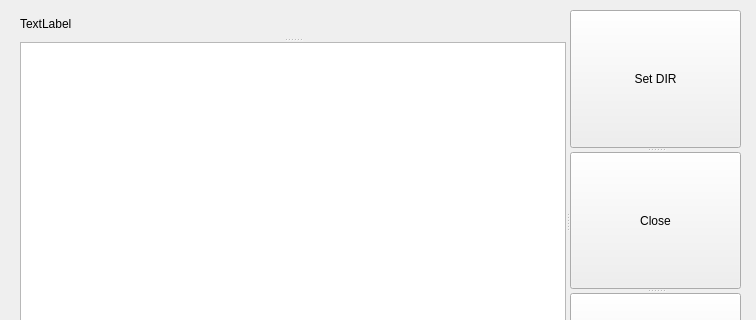
Above: mainwindow.ui from mitrofanzzz/dirliqt before the change; both pictures show x 0 to 756 and y 0 to 320 of the 756 by 467 pixel window. Below: the same form after it.
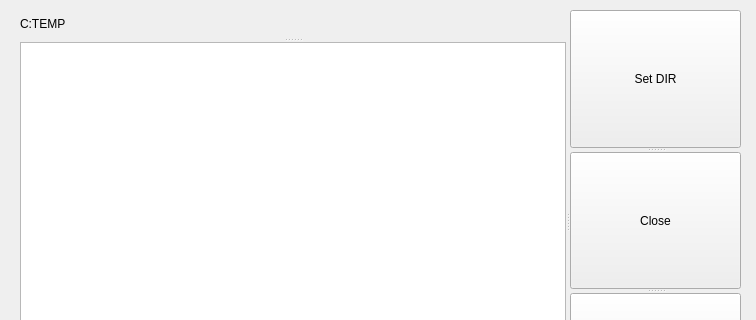
That is the form after the change.

Diff of the .ui file:
```diff
--- a/mainwindow.ui
+++ b/mainwindow.ui
@@ -38,7 +38,7 @@
      </property>
      <widget class="QLabel" name="label">
       <property name="text">
-       <string>TextLabel</string>
+       <string>C:TEMP</string>
       </property>
      </widget>
      <widget class="QListWidget" name="listWidget"/>
```
Left out of the diff: 2 changed lines with no effect on the pictures.
